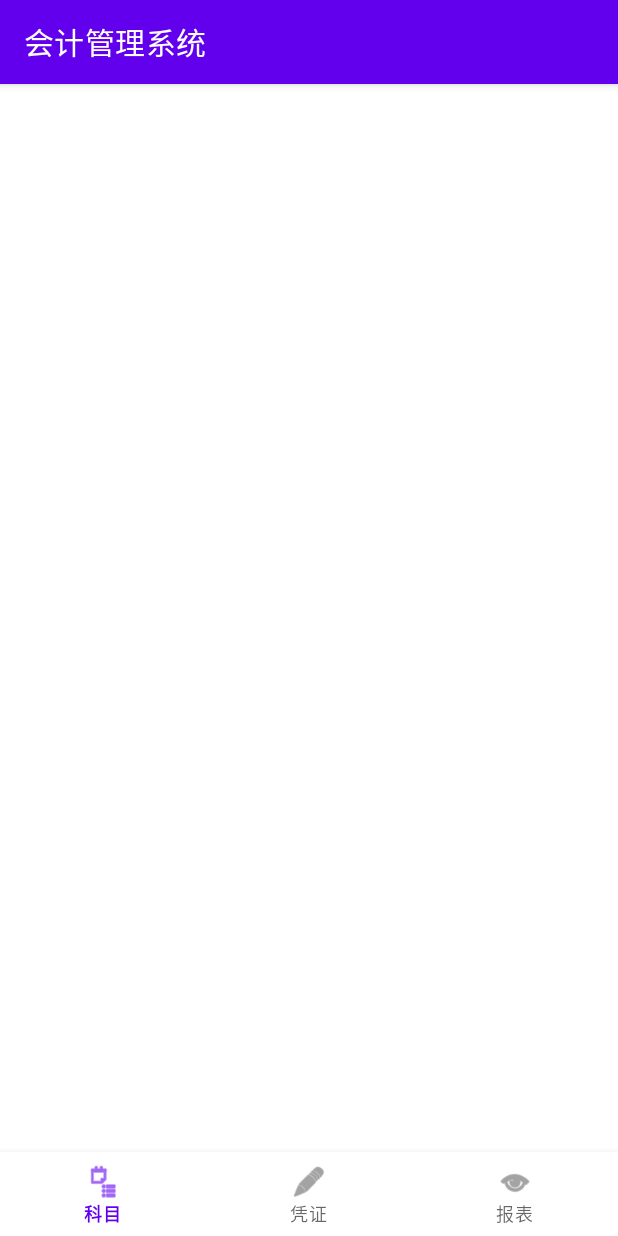
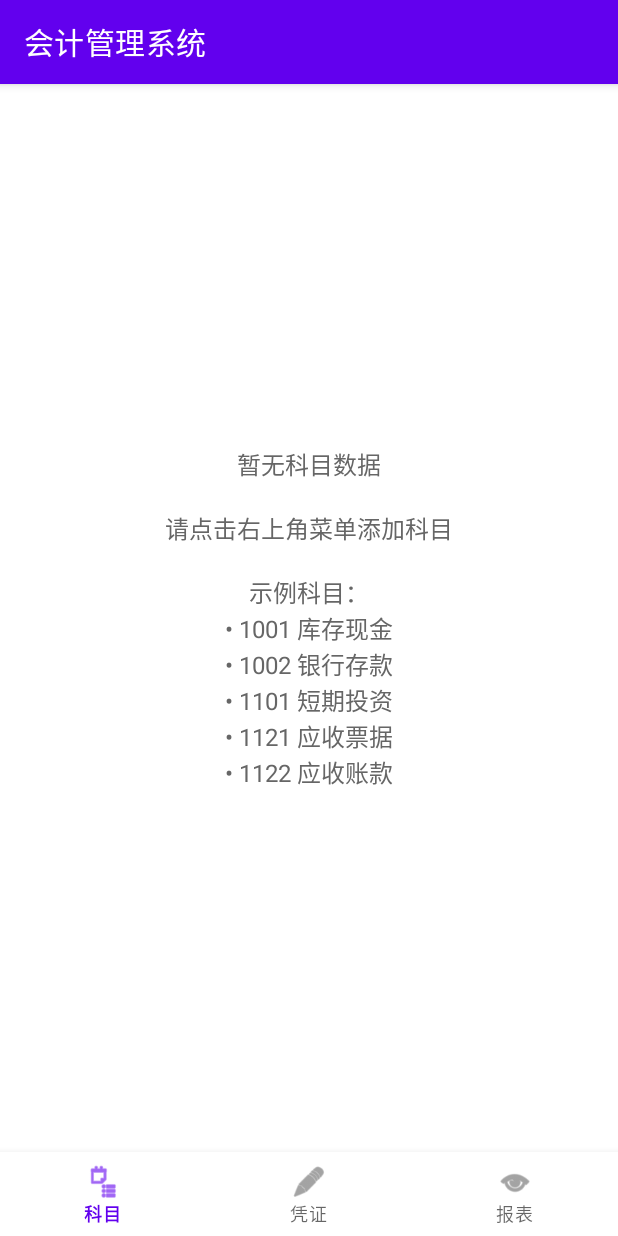
Before and after one commit to zmjhdfw/accounting-management-system, an Android app: the AccountFragment screen opened directly, with no data from a screen before it, on a phone screen of 412 x 824 dp. Run offline under Robolectric (Android 15) with nearby library versions, the phone set to English and light mode, and no system bars.

Commit message:
feat: 添加科目空状态提示
- 显示示例科目信息

- 提示用户如何添加科目

🤖 Generated with CodeArts Agent

```diff
--- a/accounting_system_android/app/src/main/java/com/example/accounting/ui/AccountFragment.java
+++ b/accounting_system_android/app/src/main/java/com/example/accounting/ui/AccountFragment.java
@@ -4,6 +4,7 @@ import android.os.Bundle;
 import android.view.LayoutInflater;
 import android.view.View;
 import android.view.ViewGroup;
+import android.widget.TextView;
 import androidx.annotation.NonNull;
 import androidx.annotation.Nullable;
 import androidx.fragment.app.Fragment;
@@ -16,6 +17,7 @@ import com.example.accounting.R;
 public class AccountFragment extends Fragment {
 
     private RecyclerView recyclerView;
+    private TextView emptyView;
 
     @Nullable
     @Override
@@ -25,8 +27,13 @@ public class AccountFragment extends Fragment {
         View view = inflater.inflate(R.layout.fragment_account, container, false);
 
         recyclerView = view.findViewById(R.id.account_recycler_view);
+        emptyView = view.findViewById(R.id.empty_view);
 
-        // TODO: 设置适配器和加载数据
+        // 显示空状态提示
+        if (emptyView != null) {
+            emptyView.setText("暂无科目数据\n\n请点击右上角菜单添加科目\n\n示例科目：\n• 1001 库存现金\n• 1002 银行存款\n• 1101 短期投资\n• 1121 应收票据\n• 1122 应收账款");
+            emptyView.setVisibility(View.VISIBLE);
+        }
 
         return view;
     }
--- a/accounting_system_android/app/src/main/res/layout/fragment_account.xml
+++ b/accounting_system_android/app/src/main/res/layout/fragment_account.xml
@@ -8,6 +8,16 @@
     <androidx.recyclerview.widget.RecyclerView
         android:id="@+id/account_recycler_view"
         android:layout_width="match_parent"
-        android:layout_height="match_parent"/>
+        android:layout_height="match_parent"
+        android:visibility="gone"/>
+
+    <TextView
+        android:id="@+id/empty_view"
+        android:layout_width="match_parent"
+        android:layout_height="match_parent"
+        android:gravity="center"
+        android:padding="16dp"
+        android:textSize="16sp"
+        android:textColor="#666666"/>
 
 </LinearLayout>
```
